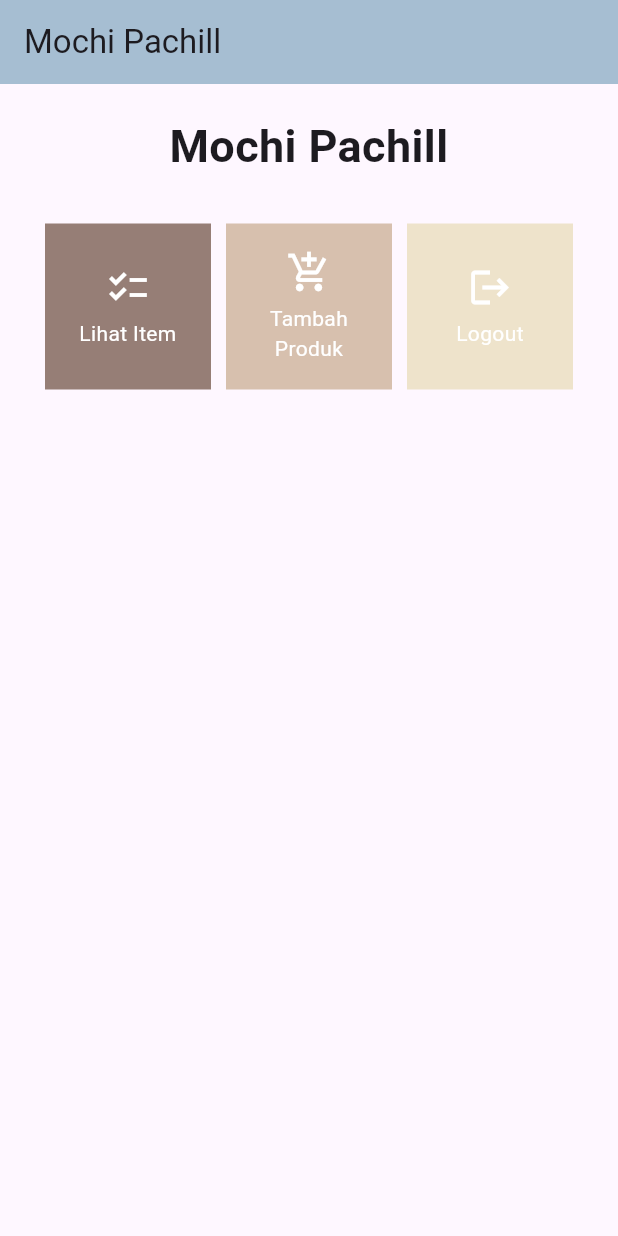
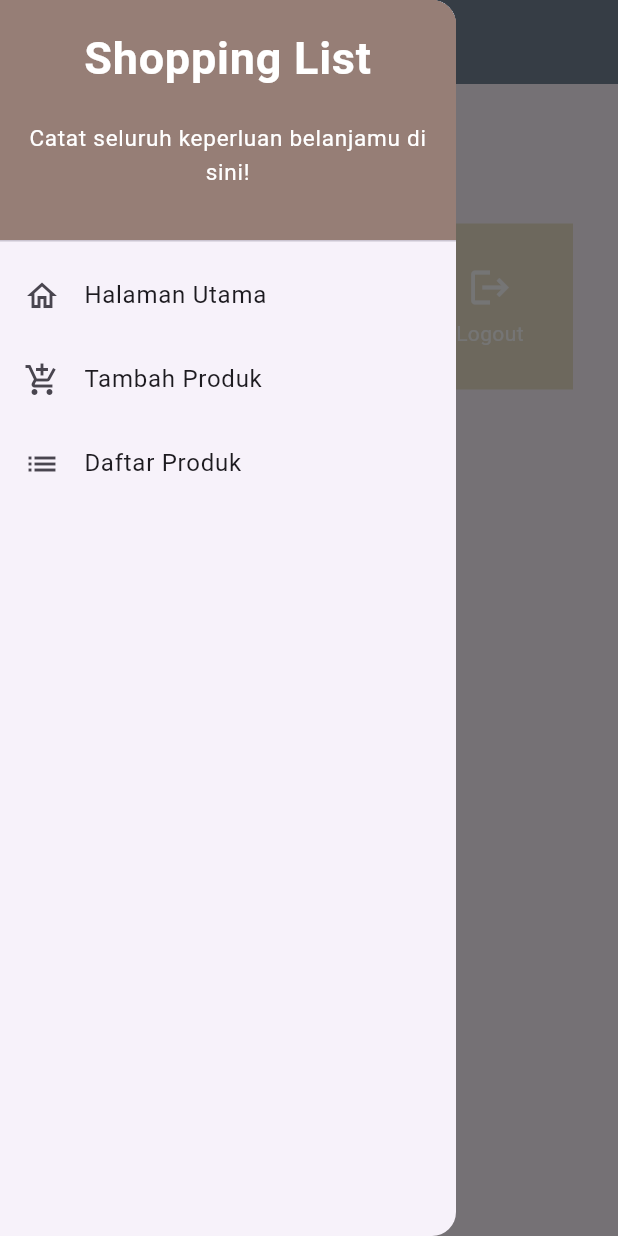
Before and after one commit to fayyazheva/flutter_inventory, a Flutter app: the screen it shows after launch, with the side drawer open (before the commit the screen has no drawer), on a phone screen of 412 x 824 dp. Run offline on Flutter 3.47's test engine with Material 2 defaults, Android fonts, the phone set to English and light mode, and no system bars.

Commit message:
add TUGAS 8

```diff
--- a/lib/menu.dart
+++ /dev/null
@@ -1,179 +0,0 @@
-import 'package:flutter/material.dart';
-
-class MyHomePage extends StatelessWidget {
-  MyHomePage({Key? key}) : super(key: key);
-  final List<ShopItem> items = [
-    ShopItem("Lihat Item", Icons.checklist, Color.fromARGB(255, 150, 126, 118)),
-    ShopItem("Tambah Produk", Icons.add_shopping_cart,
-        Color.fromARGB(255, 215, 192, 174)),
-    ShopItem("Logout", Icons.logout, Color.fromARGB(255, 238, 227, 203)),
-  ];
-
-  // This widget is the home page of your application. It is stateful, meaning
-  // that it has a State object (defined below) that contains fields that affect
-  // how it looks.
-
-  // This class is the configuration for the state. It holds the values (in this
-  // case the title) provided by the parent (in this case the App widget) and
-  // used by the build method of the State. Fields in a Widget subclass are
-  // always marked "final".
-
-  @override
-  Widget build(BuildContext context) {
-    return Scaffold(
-      appBar: AppBar(
-        title: const Text(
-          'Mochi Pachill',
-        ),
-      ),
-      body: SingleChildScrollView(
-        // Widget wrapper yang dapat discroll
-        child: Padding(
-          padding: const EdgeInsets.all(10.0), // Set padding dari halaman
-          child: Column(
-            // Widget untuk menampilkan children secara vertikal
-            children: <Widget>[
-              const Padding(
-                padding: EdgeInsets.only(top: 10.0, bottom: 10.0),
-                // Widget Text untuk menampilkan tulisan dengan alignment center dan style yang sesuai
-                child: Text(
-                  'Mochi Pachill', // Text yang menandakan toko
-                  textAlign: TextAlign.center,
-                  style: TextStyle(
-                    fontSize: 30,
-                    fontWeight: FontWeight.bold,
-                  ),
-                ),
-              ),
-              // Grid layout
-              GridView.count(
-                // Container pada card kita.
-                primary: true,
-                padding: const EdgeInsets.all(20),
-                crossAxisSpacing: 10,
-                mainAxisSpacing: 10,
-                crossAxisCount: 3,
-                shrinkWrap: true,
-                children: items.map((ShopItem item) {
-                  // Iterasi untuk setiap item
-                  return ShopCard(item);
-                }).toList(),
-              ),
-            ],
-          ),
-        ),
-      ),
-    );
-  }
-}
-
-class ShopItem {
-  final String name;
-  final IconData icon;
-  final Color color;
-
-  ShopItem(this.name, this.icon, this.color);
-}
-
-class ShopCard extends StatelessWidget {
-  final ShopItem item;
-
-  const ShopCard(this.item, {super.key}); // Constructor
-
-  @override
-  Widget build(BuildContext context) {
-    return Material(
-      color: item.color,
-      child: InkWell(
-        // Area responsive terhadap sentuhan
-        onTap: () {
-          // Memunculkan SnackBar ketika diklik
-          ScaffoldMessenger.of(context)
-            ..hideCurrentSnackBar()
-            ..showSnackBar(SnackBar(
-                content: Text("Kamu telah menekan tombol ${item.name}!")));
-        },
-        child: Container(
-          // Container untuk menyimpan Icon dan Text
-          padding: const EdgeInsets.all(8),
-          child: Center(
-            child: Column(
-              mainAxisAlignment: MainAxisAlignment.center,
-              children: [
-                Icon(
-                  item.icon,
-                  color: Colors.white,
-                  size: 30.0,
-                ),
-                const Padding(padding: EdgeInsets.all(3)),
-                Text(
-                  item.name,
-                  textAlign: TextAlign.center,
-                  style: const TextStyle(color: Colors.white),
-                ),
-              ],
-            ),
-          ),
-        ),
-      ),
-    );
-  }
-}
-
-
-
-
-// @override
-//   Widget build(BuildContext context) {
-//     // This method is rerun every time setState is called, for instance as done
-//     // by the _incrementCounter method above.
-//     //
-//     // The Flutter framework has been optimized to make rerunning build methods
-//     // fast, so that you can just rebuild anything that needs updating rather
-//     // than having to individually change instances of widgets.
-//     return Scaffold(
-//       appBar: AppBar(
-//         // TRY THIS: Try changing the color here to a specific color (to
-//         // Colors.amber, perhaps?) and trigger a hot reload to see the AppBar
-//         // change color while the other colors stay the same.
-//         backgroundColor: Theme.of(context).colorScheme.inversePrimary,
-//         // Here we take the value from the MyHomePage object that was created by
-//         // the App.build method, and use it to set our appbar title.
-//         title: Text(widget.title),
-//       ),
-//       body: Center(
-//         // Center is a layout widget. It takes a single child and positions it
-//         // in the middle of the parent.
-//         child: Column(
-//           // Column is also a layout widget. It takes a list of children and
-//           // arranges them vertically. By default, it sizes itself to fit its
-//           // children horizontally, and tries to be as tall as its parent.
-//           //
-//           // Column has various properties to control how it sizes itself and
-//           // how it positions its children. Here we use mainAxisAlignment to
-//           // center the children vertically; the main axis here is the vertical
-//           // axis because Columns are vertical (the cross axis would be
-//           // horizontal).
-//           //
-//           // TRY THIS: Invoke "debug painting" (choose the "Toggle Debug Paint"
-//           // action in the IDE, or press "p" in the console), to see the
-//           // wireframe for each widget.
-//           mainAxisAlignment: MainAxisAlignment.center,
-//           children: <Widget>[
-//             const Text(
-//               'You have pushed the button this many times:',
-//             ),
-//             Text(
-//               '$_counter',
-//               style: Theme.of(context).textTheme.headlineMedium,
-//             ),
-//           ],
-//         ),
-//       ),
-//       floatingActionButton: FloatingActionButton(
-//         onPressed: _incrementCounter,
-//         tooltip: 'Increment',
-//         child: const Icon(Icons.add),
-//       ), // This trailing comma makes auto-formatting nicer for build methods.
-//     );
-//   }
--- /dev/null
+++ b/lib/screens/menu.dart
@@ -0,0 +1,66 @@
+import 'package:flutter/material.dart';
+import 'package:inventory/widgets/left_drawer.dart';
+import 'package:inventory/screens/shoplist_form.dart';
+import 'package:inventory/widgets/shop_card.dart';
+
+class MyHomePage extends StatelessWidget {
+  MyHomePage({Key? key}) : super(key: key);
+
+  final List<ShopItem> items = [
+    ShopItem("Lihat Item", Icons.checklist, Color.fromARGB(255, 150, 126, 118)),
+    ShopItem("Tambah Produk", Icons.add_shopping_cart,
+        Color.fromARGB(255, 215, 192, 174)),
+    ShopItem("Logout", Icons.logout, Color.fromARGB(255, 238, 227, 203)),
+  ];
+
+  @override
+  Widget build(BuildContext context) {
+    return Scaffold(
+      appBar: AppBar(
+        title: const Text(
+          'Mochi Pachill',
+        ),
+        backgroundColor: Color.fromARGB(255, 118, 133, 150),
+        foregroundColor: Colors.white,
+      ),
+      drawer: const LeftDrawer(),
+      body: SingleChildScrollView(
+        // Widget wrapper yang dapat discroll
+        child: Padding(
+          padding: const EdgeInsets.all(10.0), // Set padding dari halaman
+          child: Column(
+            // Widget untuk menampilkan children secara vertikal
+            children: <Widget>[
+              const Padding(
+                padding: EdgeInsets.only(top: 10.0, bottom: 10.0),
+                // Widget Text untuk menampilkan tulisan dengan alignment center dan style yang sesuai
+                child: Text(
+                  'Mochi Pachill', // Text yang menandakan toko
+                  textAlign: TextAlign.center,
+                  style: TextStyle(
+                    fontSize: 30,
+                    fontWeight: FontWeight.bold,
+                  ),
+                ),
+              ),
+              // Grid layout
+              GridView.count(
+                // Container pada card kita.
+                primary: true,
+                padding: const EdgeInsets.all(20),
+                crossAxisSpacing: 10,
+                mainAxisSpacing: 10,
+                crossAxisCount: 3,
+                shrinkWrap: true,
+                children: items.map((ShopItem item) {
+                  // Iterasi untuk setiap item
+                  return ShopCard(item);
+                }).toList(),
+              ),
+            ],
+          ),
+        ),
+      ),
+    );
+  }
+}
--- /dev/null
+++ b/lib/screens/product/product_manager.dart
@@ -0,0 +1,3 @@
+import 'product.dart';
+
+List<Product> products = []; // List untuk menyimpan produk
--- /dev/null
+++ b/lib/widgets/left_drawer.dart
@@ -0,0 +1,84 @@
+import 'package:flutter/material.dart';
+import 'package:inventory/screens/menu.dart';
+import 'package:inventory/screens/shoplist_form.dart';
+import 'package:inventory/screens/product/product_list_page.dart';
+
+// TODO: Impor halaman ShopFormPage jika sudah dibuat
+
+class LeftDrawer extends StatelessWidget {
+  const LeftDrawer({super.key});
+
+  @override
+  Widget build(BuildContext context) {
+    return Drawer(
+      child: ListView(
+        children: [
+          const DrawerHeader(
+            decoration: BoxDecoration(
+              color: Color.fromARGB(255, 150, 126, 118),
+            ),
+            child: Column(
+              children: [
+                Text(
+                  'Shopping List',
+                  textAlign: TextAlign.center,
+                  style: TextStyle(
+                    fontSize: 30,
+                    fontWeight: FontWeight.bold,
+                    color: Colors.white,
+                  ),
+                ),
+                Padding(padding: EdgeInsets.all(10)),
+                Text(
+                  "Catat seluruh keperluan belanjamu di sini!",
+                  textAlign: TextAlign.center,
+                  style: TextStyle(
+                    fontSize: 15,
+                    color: Colors.white,
+                    fontWeight: FontWeight.normal,
+                  ),
+                ),
+              ],
+            ),
+          ),
+          ListTile(
+            leading: const Icon(Icons.home_outlined),
+            title: const Text('Halaman Utama'),
+            // Bagian redirection ke MyHomePage
+            onTap: () {
+              Navigator.pushReplacement(
+                  context,
+                  MaterialPageRoute(
+                    builder: (context) => MyHomePage(),
+                  ));
+            },
+          ),
+          ListTile(
+            leading: const Icon(Icons.add_shopping_cart),
+            title: const Text('Tambah Produk'),
+            // Bagian redirection ke ShopFormPage
+            onTap: () {
+              Navigator.push(
+                context,
+                MaterialPageRoute(
+                  builder: (context) =>
+                      ShopFormPage(), // Ganti dengan nama halaman yang sesuai
+                ),
+              );
+            },
+          ),
+          ListTile(
+            leading: Icon(Icons.list),
+            title: Text('Daftar Produk'),
+            onTap: () {
+              Navigator.push(
+                context,
+                MaterialPageRoute(builder: (context) => ProductListPage()),
+              );
+            },
+          ),
+        ],
+      ),
+    );
+  }
+}
--- /dev/null
+++ b/lib/widgets/shop_card.dart
@@ -0,0 +1,72 @@
+import 'package:inventory/screens/shoplist_form.dart';
+import 'package:flutter/material.dart';
+import 'package:inventory/screens/product/product_list_page.dart';
+
+class ShopItem {
+  final String name;
+  final IconData icon;
+  final Color color;
+
+  ShopItem(this.name, this.icon, this.color);
+}
+
+class ShopCard extends StatelessWidget {
+  final ShopItem item;
+
+  const ShopCard(this.item, {Key? key}) : super(key: key); // Constructor
+
+  @override
+  Widget build(BuildContext context) {
+    return Material(
+      color: item.color,
+      child: InkWell(
+        // Area responsive terhadap sentuhan
+        onTap: () {
+          // Memunculkan SnackBar ketika diklik
+          ScaffoldMessenger.of(context)
+            ..hideCurrentSnackBar()
+            ..showSnackBar(SnackBar(
+                content: Text("Kamu telah menekan tombol ${item.name}!")));
+
+          // Navigate ke route yang sesuai (tergantung jenis tombol)
+          if (item.name == "Tambah Produk") {
+            Navigator.push(
+              context,
+              MaterialPageRoute(
+                builder: (context) =>
+                    ShopFormPage(), // Gunakan ShopFormPage() untuk membuat instance halaman
+              ),
+            );
+          } else if (item.name == "Lihat Item") {
+            Navigator.push(
+              context,
+              MaterialPageRoute(builder: (context) => ProductListPage()),
+            );
+          }
+        },
+        child: Container(
+          // Container untuk menyimpan Icon dan Text
+          padding: const EdgeInsets.all(8),
+          child: Center(
+            child: Column(
+              mainAxisAlignment: MainAxisAlignment.center,
+              children: [
+                Icon(
+                  item.icon,
+                  color: Colors.white,
+                  size: 30.0,
+                ),
+                const Padding(padding: EdgeInsets.all(3)),
+                Text(
+                  item.name,
+                  textAlign: TextAlign.center,
+                  style: const TextStyle(color: Colors.white),
+                ),
+              ],
+            ),
+          ),
+        ),
+      ),
+    );
+  }
+}
```
Also changed, not shown: lib/main.dart (+1 -16 lines), lib/screens/product/product.dart (added, +7 -0 lines), lib/screens/product/product_list_page.dart (added, +23 -0 lines), lib/screens/shoplist_form.dart (added, +164 -0 lines), 1 other file.
